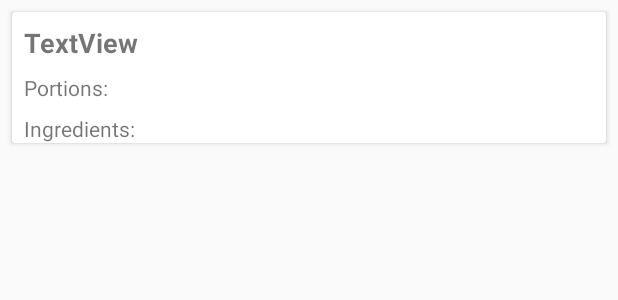
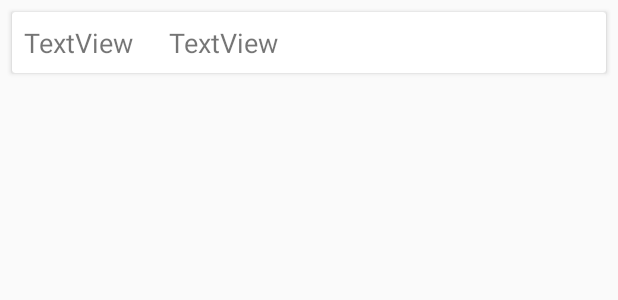
Before and after one commit to su43berkut17/bakingApp, an Android app: the layout step_rv_men.xml on its own in the app's theme, with its tools: preview values and no code run, on a phone screen of 412 x 824 dp. Shown: the top 300 px of the screen. Run offline under Robolectric (Android 15) with nearby library versions, the phone set to English and light mode, and no system bars.

```diff
--- a/app/src/main/AndroidManifest.xml
+++ b/app/src/main/AndroidManifest.xml
@@ -19,5 +19,4 @@
             </intent-filter>
         </activity>
     </application>
-
 </manifest>
--- a/app/src/main/res/layout/step_rv_men.xml
+++ b/app/src/main/res/layout/step_rv_men.xml
@@ -12,61 +12,24 @@
         android:layout_height="wrap_content">
 
         <TextView
-            android:id="@+id/tv_title"
+            android:id="@+id/tv_step_number"
             android:layout_width="wrap_content"
             android:layout_height="wrap_content"
-            android:layout_marginStart="8dp"
-            android:layout_marginTop="8dp"
+            android:padding="@dimen/default_padding"
             android:text="TextView"
             android:textSize="@dimen/main_menu_title_size"
-            android:textStyle="bold"
             app:layout_constraintStart_toStartOf="parent"
-            app:layout_constraintTop_toTopOf="parent" />
-
+            app:layout_constraintTop_toTopOf="parent"/>
         <TextView
-            android:id="@+id/tv_titlePortions"
+            android:id="@+id/tv_step_title"
             android:layout_width="wrap_content"
             android:layout_height="wrap_content"
-            android:layout_marginStart="8dp"
-            android:layout_marginTop="8dp"
-            android:text="@string/txPortions"
-            android:textSize="@dimen/main_menu_other_text_size"
-            app:layout_constraintStart_toStartOf="parent"
-            app:layout_constraintTop_toBottomOf="@+id/tv_title" />
-
-        <TextView
-            android:id="@+id/tv_amountPortions"
-            android:layout_width="wrap_content"
-            android:layout_height="wrap_content"
-            android:layout_marginStart="8dp"
-            android:layout_marginTop="8dp"
-            android:text=""
-            android:textSize="@dimen/main_menu_other_text_size"
-            app:layout_constraintStart_toEndOf="@+id/tv_titlePortions"
-            app:layout_constraintTop_toBottomOf="@+id/tv_title" />
-
-        <TextView
-            android:id="@+id/tv_titleIngredients"
-            android:layout_width="wrap_content"
-            android:layout_height="wrap_content"
-            android:layout_marginStart="8dp"
-            android:layout_marginTop="8dp"
-            android:text="@string/txIngredients"
-            android:textSize="@dimen/main_menu_other_text_size"
-            app:layout_constraintStart_toStartOf="parent"
-            app:layout_constraintTop_toBottomOf="@+id/tv_titlePortions" />
-
-        <TextView
-            android:id="@+id/tv_amountIngredients"
-            android:layout_width="wrap_content"
-            android:layout_height="wrap_content"
-            android:layout_marginStart="8dp"
-            android:layout_marginTop="8dp"
-            android:text=""
-            android:textSize="@dimen/main_menu_other_text_size"
-            app:layout_constraintStart_toEndOf="@+id/tv_titleIngredients"
-            app:layout_constraintTop_toBottomOf="@+id/tv_titlePortions"
-            android:layout_marginBottom="8dp"/>
+            android:layout_marginStart="@dimen/default_padding"
+            android:padding="@dimen/default_padding"
+            android:text="TextView"
+            android:textSize="@dimen/main_menu_title_size"
+            app:layout_constraintStart_toEndOf="@+id/tv_step_number"
+            app:layout_constraintTop_toTopOf="parent" />
 
     </android.support.constraint.ConstraintLayout>
 </android.support.v7.widget.CardView>
--- a/app/src/main/res/values/dimens.xml
+++ b/app/src/main/res/values/dimens.xml
@@ -3,4 +3,5 @@
     <dimen name="main_menu_title_size">18sp</dimen>
     <dimen name="main_menu_other_text_size">14sp</dimen>
     <dimen name="detail_fragment_text_padding">16dp</dimen>
+    <dimen name="default_padding">8dp</dimen>
 </resources>
```
Also changed, not shown: app/src/main/java/com/su43berkut17/nanodegree/bakingapp/MainActivity.java (+38 -1 lines), app/src/main/java/com/su43berkut17/nanodegree/bakingapp/mainMenuFragment.java (+17 -7 lines), app/src/main/java/com/su43berkut17/nanodegree/bakingapp/recyclerViews/adapterRecipeSteps.java (+10 -3 lines), app/src/main/java/com/su43berkut17/nanodegree/bakingapp/stepList.java (+45 -66 lines), app/src/main/java/com/su43berkut17/nanodegree/bakingapp/utils/JsonParser.java (+7 -7 lines).
